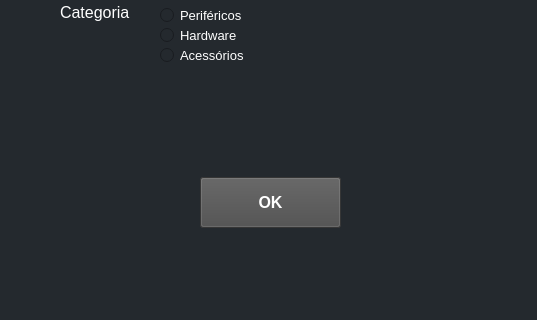
Before: the Qt Designer form form window.ui in fco3lho/product-registration-system, drawn with Qt 5; both pictures show x 0 to 537 and y 293 to 613 of the 537 by 613 pixel window.
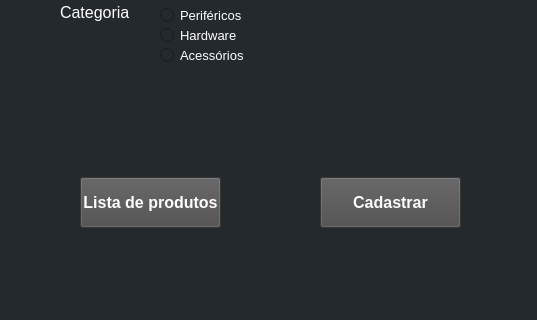
After: the same form once the commit is applied.

Patch:
```diff
--- a/form window.ui
+++ b/form window.ui
@@ -276,7 +276,7 @@
    <widget class="QPushButton" name="pushButton">
     <property name="geometry">
      <rect>
-      <x>200</x>
+      <x>320</x>
       <y>470</y>
       <width>141</width>
       <height>51</height>
@@ -295,7 +295,32 @@
 background-color: rgb(75, 75, 75);</string>
     </property>
     <property name="text">
-     <string>OK</string>
+     <string>Cadastrar</string>
+    </property>
+   </widget>
+   <widget class="QPushButton" name="pushButton_2">
+    <property name="geometry">
+     <rect>
+      <x>80</x>
+      <y>470</y>
+      <width>141</width>
+      <height>51</height>
+     </rect>
+    </property>
+    <property name="font">
+     <font>
+      <family>Segoe UI</family>
+      <pointsize>12</pointsize>
+      <weight>75</weight>
+      <bold>true</bold>
+     </font>
+    </property>
+    <property name="styleSheet">
+     <string notr="true">color: rgb(255, 255, 255);
+background-color: rgb(75, 75, 75);</string>
+    </property>
+    <property name="text">
+     <string>Lista de produtos</string>
     </property>
    </widget>
   </widget>
```
